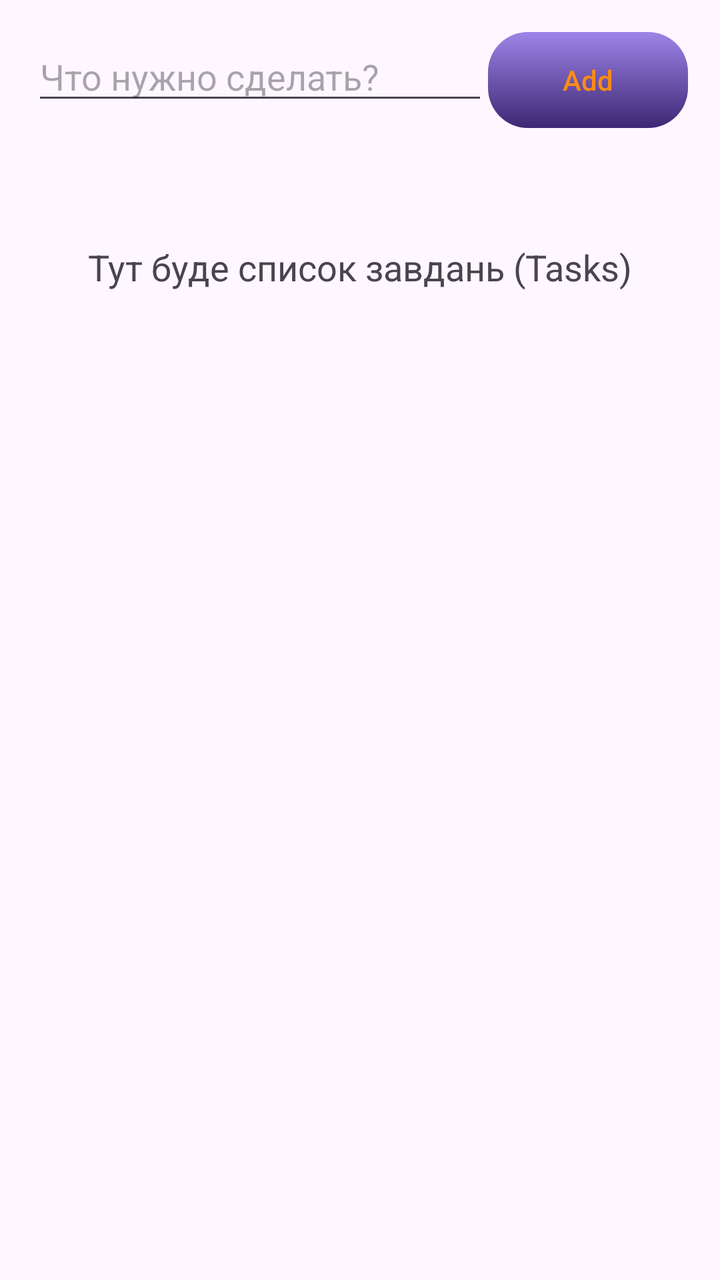
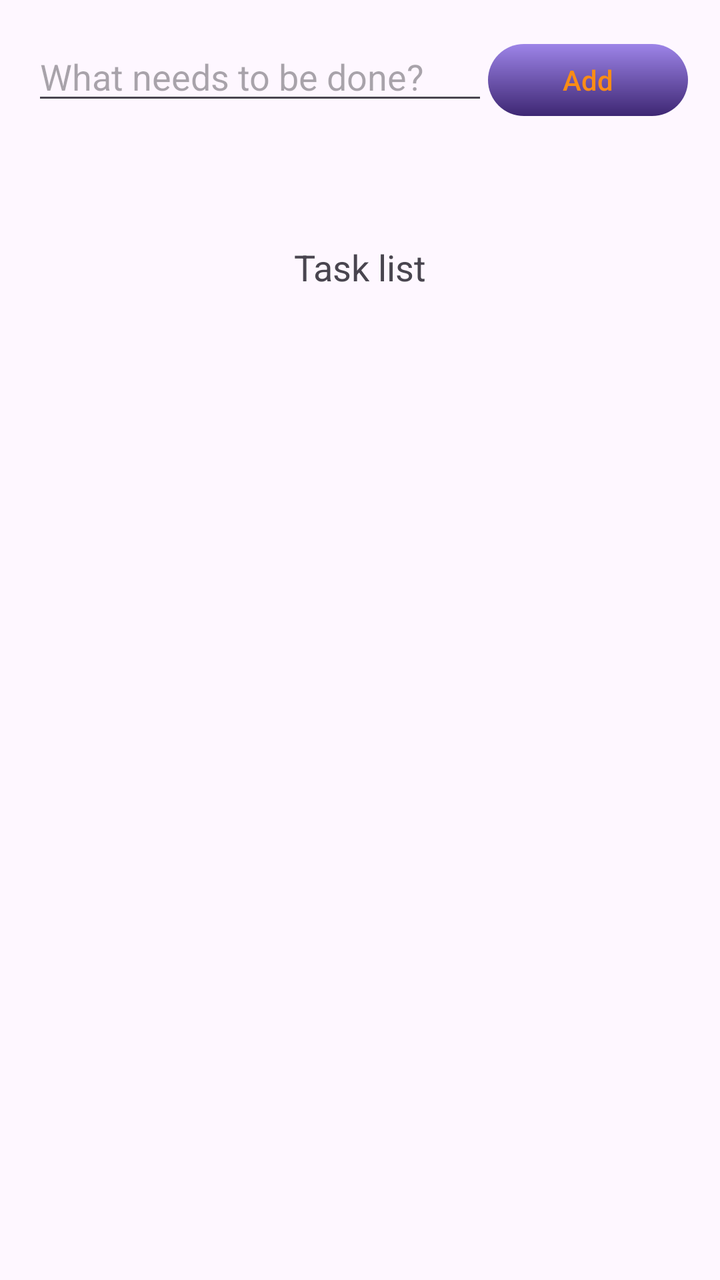

The first picture is an Android layout as it rendered before a commit; the second is the same layout after the commit. The layout source and the unified diff follow.
<!-- AndroidManifest.xml: application theme Theme.MyAssistant -->
<!-- res/layout/fragment_tasks.xml -->
<?xml version="1.0" encoding="utf-8"?>
<androidx.constraintlayout.widget.ConstraintLayout xmlns:android="http://schemas.android.com/apk/res/android"
    xmlns:app="http://schemas.android.com/apk/res-auto"
    android:layout_width="match_parent"
    android:layout_height="match_parent"
    android:padding="16dp">

    
    <EditText android:hint="Что нужно сделать?" android:id="@+id/taskInput" android:inputType="textCapSentences" android:layout_height="wrap_content" android:layout_width="0dp" app:layout_constraintEnd_toStartOf="@+id/addButton" app:layout_constraintStart_toStartOf="parent" app:layout_constraintTop_toTopOf="parent"/>

    <androidx.appcompat.widget.AppCompatButton
        android:id="@+id/addButton"
        android:layout_width="wrap_content"
        android:layout_height="wrap_content"
        android:background="@drawable/button_selector"
        android:text="Add"
        android:textAllCaps="false"
        android:textColor="@color/text_color_btn"
        android:paddingStart="24dp"
        android:paddingEnd="24dp"
        android:minWidth="100dp"
        android:stateListAnimator="@null"
        app:layout_constraintEnd_toEndOf="parent"
        app:layout_constraintTop_toTopOf="parent" />

    
    <TextView android:layout_height="wrap_content" android:layout_marginTop="64dp" android:layout_width="wrap_content" android:text="Тут буде список завдань (Tasks)" android:textSize="18sp" app:layout_constraintEnd_toEndOf="parent" app:layout_constraintStart_toStartOf="parent" app:layout_constraintTop_toBottomOf="@+id/taskInput"/>

</androidx.constraintlayout.widget.ConstraintLayout>
<!-- resources referenced by this layout -->
<resources>
  <color name="text_color_btn">#FA8C16</color>
  <!-- drawable button_selector (drawable) -->
  <?xml version="1.0" encoding="utf-8"?>
  <selector xmlns:android="http://schemas.android.com/apk/res/android">
  
      <item android:state_pressed="true">
          <shape android:shape="rectangle">
              <gradient
                  android:type="linear"
                  android:angle="55"
                  android:startColor="#3E2773"
                  android:endColor="#6E5CA2"/>
              <corners android:radius="20dp" />
          </shape>
      </item>
  
      <item>
          <shape android:shape="rectangle">
              <gradient
                  android:type="linear"
                  android:angle="125"
                  android:startColor="#9D84E8"
                  android:endColor="#3E2773" />
              <corners android:radius="20dp" />
          </shape>
      </item>
  
  </selector>
  <style name="Theme.MyAssistant" parent="Base.Theme.MyAssistant" />
  <style name="Base.Theme.MyAssistant" parent="Theme.Material3.DayNight.NoActionBar">
          
          
      </style>
</resources>

<!-- the commit's change to res/layout/fragment_tasks.xml (unified diff, before → after) -->
@@ -6,7 +6,7 @@
     android:padding="16dp">
 
     
-    <EditText android:hint="Что нужно сделать?" android:id="@+id/taskInput" android:inputType="textCapSentences" android:layout_height="wrap_content" android:layout_width="0dp" app:layout_constraintEnd_toStartOf="@+id/addButton" app:layout_constraintStart_toStartOf="parent" app:layout_constraintTop_toTopOf="parent"/>
+    <EditText android:hint="What needs to be done?" android:id="@+id/taskInput" android:inputType="textCapSentences" android:layout_height="wrap_content" android:layout_width="0dp" app:layout_constraintEnd_toStartOf="@+id/addButton" app:layout_constraintStart_toStartOf="parent" app:layout_constraintTop_toTopOf="parent"/>
 
     <androidx.appcompat.widget.AppCompatButton
         android:id="@+id/addButton"
@@ -24,6 +24,6 @@
         app:layout_constraintTop_toTopOf="parent" />
 
     
-    <TextView android:layout_height="wrap_content" android:layout_marginTop="64dp" android:layout_width="wrap_content" android:text="Тут буде список завдань (Tasks)" android:textSize="18sp" app:layout_constraintEnd_toEndOf="parent" app:layout_constraintStart_toStartOf="parent" app:layout_constraintTop_toBottomOf="@+id/taskInput"/>
+    <TextView android:layout_height="wrap_content" android:layout_marginTop="64dp" android:layout_width="wrap_content" android:text="Task list" android:textSize="18sp" app:layout_constraintEnd_toEndOf="parent" app:layout_constraintStart_toStartOf="parent" app:layout_constraintTop_toBottomOf="@+id/taskInput"/>
 
 </androidx.constraintlayout.widget.ConstraintLayout>
<!-- resource entries referenced after the edit -->
@@ -6,25 +6,39 @@
   <selector xmlns:android="http://schemas.android.com/apk/res/android">
   
       <item android:state_pressed="true">
-          <shape android:shape="rectangle">
-              <gradient
-                  android:type="linear"
-                  android:angle="55"
-                  android:startColor="#3E2773"
-                  android:endColor="#6E5CA2"/>
-              <corners android:radius="20dp" />
-          </shape>
+          <inset
+              android:insetTop="6dp"
+              android:insetBottom="6dp">
+  
+              <shape android:shape="rectangle">
+                  <gradient
+                      android:type="linear"
+                      android:angle="55"
+                      android:startColor="#3E2773"
+                      android:endColor="#6E5CA2"/>
+                  <corners android:radius="20dp" />
+                  <size android:height="36dp" />
+              </shape>
+  
+          </inset>
       </item>
   
       <item>
-          <shape android:shape="rectangle">
-              <gradient
-                  android:type="linear"
-                  android:angle="125"
-                  android:startColor="#9D84E8"
-                  android:endColor="#3E2773" />
-              <corners android:radius="20dp" />
-          </shape>
+          <inset
+              android:insetTop="6dp"
+              android:insetBottom="6dp">
+  
+              <shape android:shape="rectangle">
+                  <gradient
+                      android:type="linear"
+                      android:angle="125"
+                      android:startColor="#9D84E8"
+                      android:endColor="#3E2773" />
+                  <corners android:radius="20dp" />
+                  <size android:height="16dp" />
+              </shape>
+  
+          </inset>
       </item>
   
   </selector>
